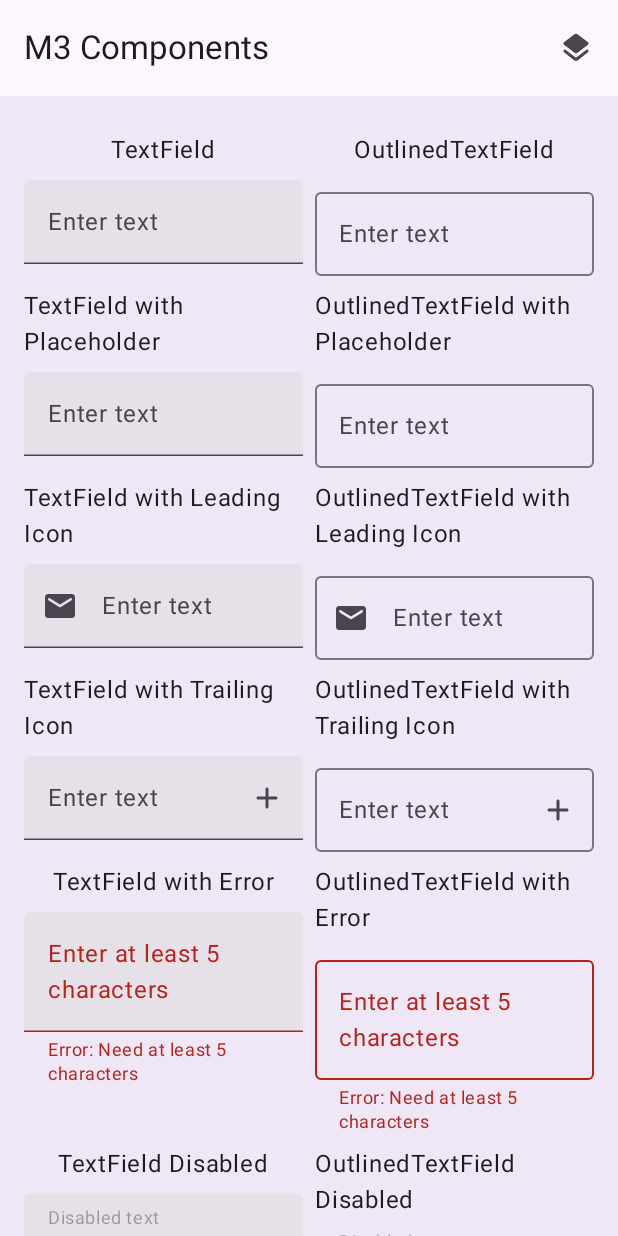
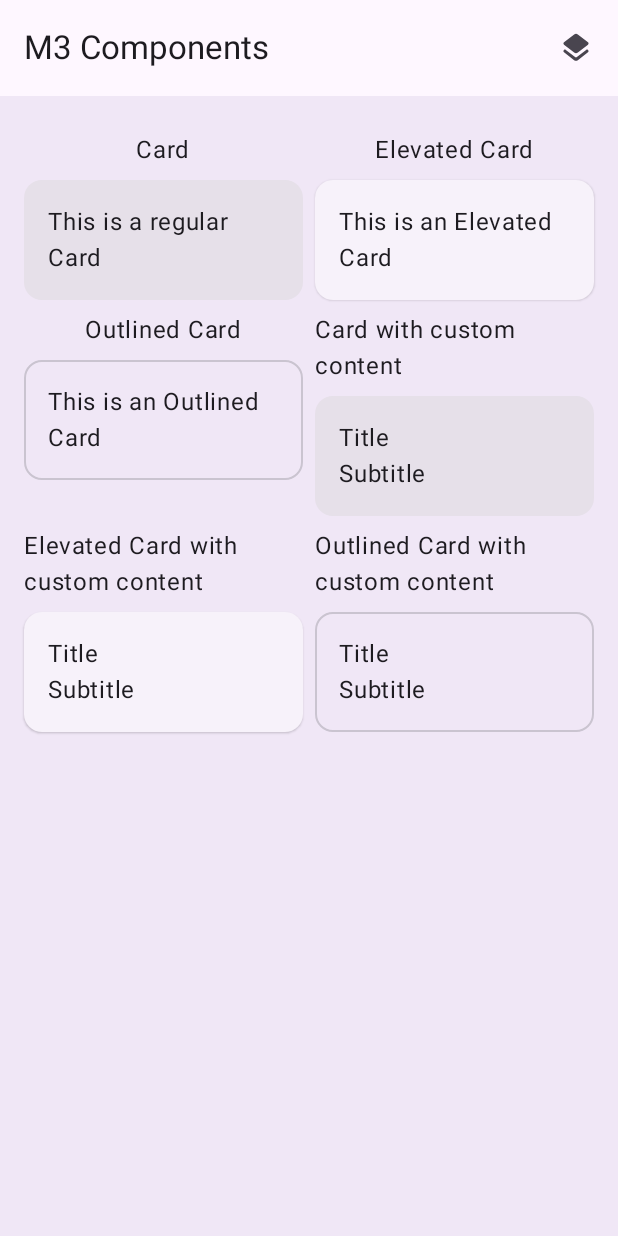
Before and after one commit to AleksandarAleksiev/MaterialComponentsCatalog, an Android app built with Jetpack Compose: the screen it shows after launch (MainActivity), on a phone screen of 412 x 824 dp. Run offline under Robolectric (Android 15) with nearby library versions, the phone set to English and light mode, and no system bars.

Commit message:
Feat: Add Cards component
This commit introduces the `Cards` component, which includes `Card`, `ElevatedCard`, and `OutlinedCard` implementations, each with default and custom content examples. The `Cards` component has been added in the `App` composable instead of `TextInputs`.

```diff
--- a/composeApp/src/commonMain/kotlin/com/aaleksiev/compose/material/components/App.kt
+++ b/composeApp/src/commonMain/kotlin/com/aaleksiev/compose/material/components/App.kt
@@ -21,6 +21,7 @@ import com.aaleksiev.compose.material.components.di.koinConfig
 import com.aaleksiev.compose.material.components.theme.AppTheme
 import com.aaleksiev.compose.material.components.ui.MaterialComponentsViewModel
 import com.aaleksiev.compose.material.components.ui.components.ComponentDetails
+import com.aaleksiev.compose.material.components.ui.components.cards.Cards
 import com.aaleksiev.compose.material.components.ui.components.textfields.TextInputs
 import kotlinx.serialization.Serializable
 import org.koin.compose.KoinApplication
@@ -67,7 +68,7 @@ fun App() {
                         modifier = Modifier
                             .fillMaxSize()
                             .padding(innerPadding),
-                        items = TextInputs()
+                        items = Cards()
                     )
                 }
             }
--- /dev/null
+++ b/composeApp/src/commonMain/kotlin/com/aaleksiev/compose/material/components/ui/components/cards/Cards.kt
@@ -0,0 +1,109 @@
+package com.aaleksiev.compose.material.components.ui.components.cards
+
+import androidx.compose.foundation.layout.Column
+import androidx.compose.foundation.layout.fillMaxWidth
+import androidx.compose.foundation.layout.padding
+import androidx.compose.material3.Card
+import androidx.compose.material3.ElevatedCard
+import androidx.compose.material3.OutlinedCard
+import androidx.compose.material3.Text
+import androidx.compose.ui.Modifier
+import androidx.compose.ui.unit.dp
+import com.aaleksiev.compose.material.components.ui.model.Component
+import com.aaleksiev.compose.material.components.ui.model.ComponentItem
+import kotlinx.collections.immutable.persistentListOf
+
+internal data object Cards : Component {
+    override operator fun invoke() = persistentListOf(
+        ComponentItem(
+            name = "Card",
+            content = {
+                Card(
+                    modifier = Modifier.fillMaxWidth()
+                ) {
+                    Text(
+                        text = "This is a regular Card",
+                        modifier = Modifier.padding(16.dp)
+                    )
+                }
+            }
+        ),
+        ComponentItem(
+            name = "Elevated Card",
+            content = {
+                ElevatedCard(
+                    modifier = Modifier.fillMaxWidth()
+                ) {
+                    Text(
+                        text = "This is an Elevated Card",
+                        modifier = Modifier.padding(16.dp)
+                    )
+                }
+            }
+        ),
+        ComponentItem(
+            name = "Outlined Card",
+            content = {
+                OutlinedCard(
+                    modifier = Modifier.fillMaxWidth()
+                ) {
+                    Text(
+                        text = "This is an Outlined Card",
+                        modifier = Modifier.padding(16.dp)
+                    )
+                }
+            }
+        ),
+        ComponentItem(
+            name = "Card with custom content",
+            content = {
+                Card(
+                    modifier = Modifier.fillMaxWidth()
+                ) {
+                    Column(modifier = Modifier.padding(16.dp)) {
+                        Text(
+                            text = "Title",
+                        )
+                        Text(
+                            text = "Subtitle",
+                        )
+                    }
+                }
+            }
+        ),
+        ComponentItem(
+            name = "Elevated Card with custom content",
+            content = {
+                ElevatedCard(
+                    modifier = Modifier.fillMaxWidth()
+                ) {
+                    Column(modifier = Modifier.padding(16.dp)) {
+                        Text(
+                            text = "Title",
+                        )
+                        Text(
+                            text = "Subtitle",
+                        )
+                    }
+                }
+            }
+        ),
+        ComponentItem(
+            name = "Outlined Card with custom content",
+            content = {
+                OutlinedCard(
+                    modifier = Modifier.fillMaxWidth()
+                ) {
+                    Column(modifier = Modifier.padding(16.dp)) {
+                        Text(
+                            text = "Title",
+                        )
+                        Text(
+                            text = "Subtitle",
+                        )
+                    }
+                }
+            }
+        )
+    )
+}
--- a/composeApp/src/commonMain/kotlin/com/aaleksiev/compose/material/components/ui/model/MaterialComponentsUiState.kt
+++ b/composeApp/src/commonMain/kotlin/com/aaleksiev/compose/material/components/ui/model/MaterialComponentsUiState.kt
@@ -4,7 +4,7 @@ import androidx.compose.ui.unit.Dp
 import androidx.compose.ui.unit.dp
 
 internal data class MaterialComponentsUiState(
-    val surfaceElevation: Dp = 5.dp
+    val surfaceElevation: Dp = 4.dp
 )
 
 internal sealed interface UserAction {
```
